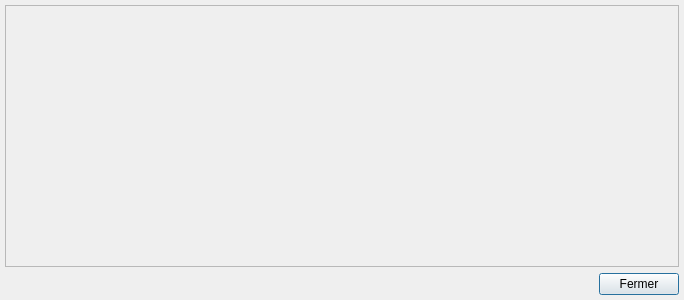
Before: the Qt Designer form client/src/dialogs/BaseDialog.ui in introlab/openteraplus, drawn with Qt 5.
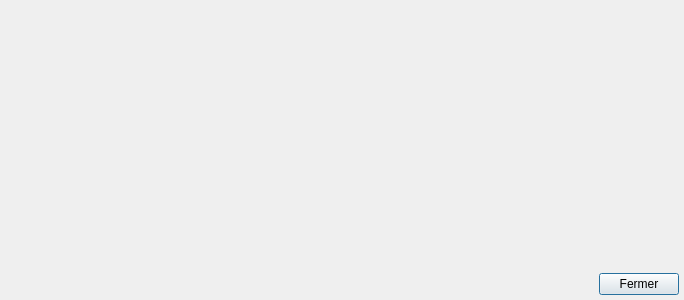
After: the same form once the commit is applied.

```diff
--- a/client/src/dialogs/BaseDialog.ui
+++ b/client/src/dialogs/BaseDialog.ui
@@ -39,20 +39,13 @@
     <number>5</number>
    </property>
    <item>
-    <widget class="QScrollArea" name="scrollArea">
-     <property name="widgetResizable">
-      <bool>true</bool>
+    <widget class="QWidget" name="centralWidget" native="true">
+     <property name="sizePolicy">
+      <sizepolicy hsizetype="Preferred" vsizetype="Expanding">
+       <horstretch>0</horstretch>
+       <verstretch>0</verstretch>
+      </sizepolicy>
      </property>
-     <widget class="QWidget" name="centralWidget">
-      <property name="geometry">
-       <rect>
-        <x>0</x>
-        <y>0</y>
-        <width>672</width>
-        <height>259</height>
-       </rect>
-      </property>
-     </widget>
     </widget>
    </item>
    <item>
```
